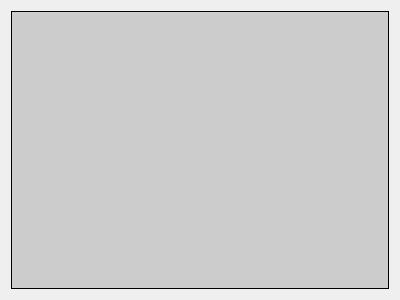
Old version of the form src/Facecope/FWorkingWidget.ui in the repository ZulusK/courseWork_1.
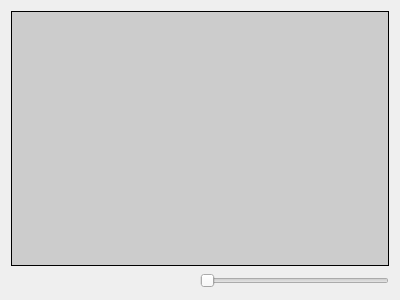
New version of the form.

Diff of the .ui file:
```diff
--- a/src/Facecope/FWorkingWidget.ui
+++ b/src/Facecope/FWorkingWidget.ui
@@ -26,8 +26,8 @@
 }
 QListView::item {
   height: 30px;
-  padding: 2px 30px 2px 20px;
   border: 3px solid white;
+  background-color:white;
 border-radius:10px;
 }
 
@@ -60,6 +60,30 @@
      </property>
     </widget>
    </item>
+   <item>
+    <layout class="QHBoxLayout" name="horizontalLayout">
+     <item>
+      <spacer name="horizontalSpacer">
+       <property name="orientation">
+        <enum>Qt::Horizontal</enum>
+       </property>
+       <property name="sizeHint" stdset="0">
+        <size>
+         <width>37</width>
+         <height>17</height>
+        </size>
+       </property>
+      </spacer>
+     </item>
+     <item>
+      <widget class="QSlider" name="horizontalSlider">
+       <property name="orientation">
+        <enum>Qt::Horizontal</enum>
+       </property>
+      </widget>
+     </item>
+    </layout>
+   </item>
   </layout>
  </widget>
  <resources/>
```
